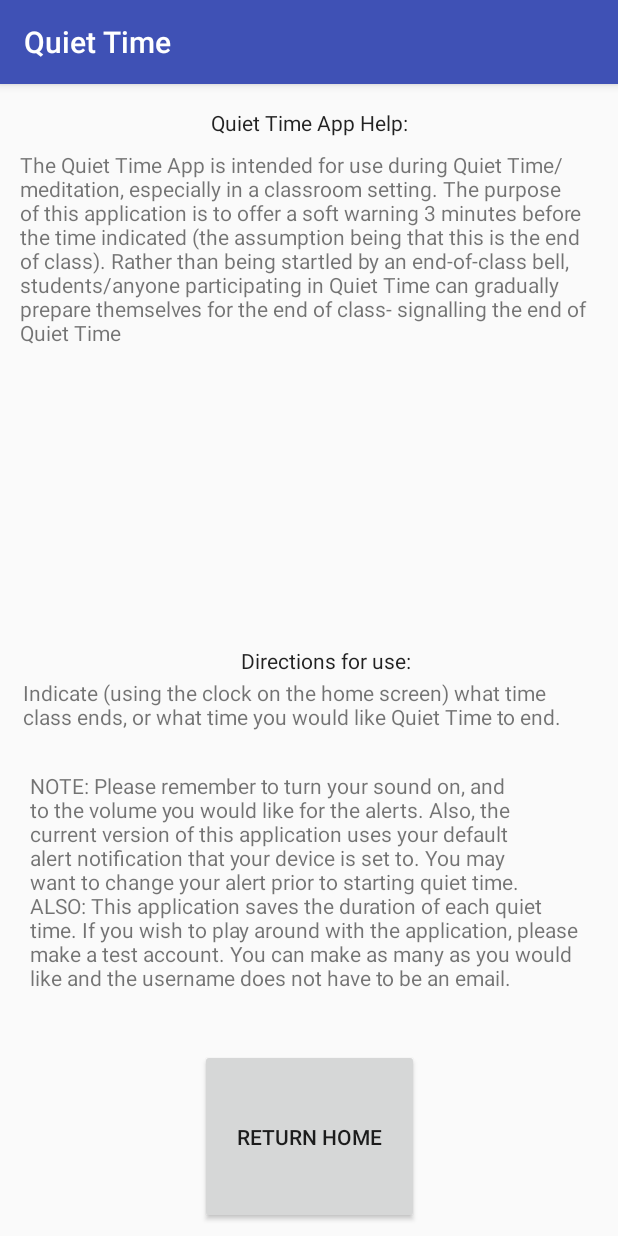
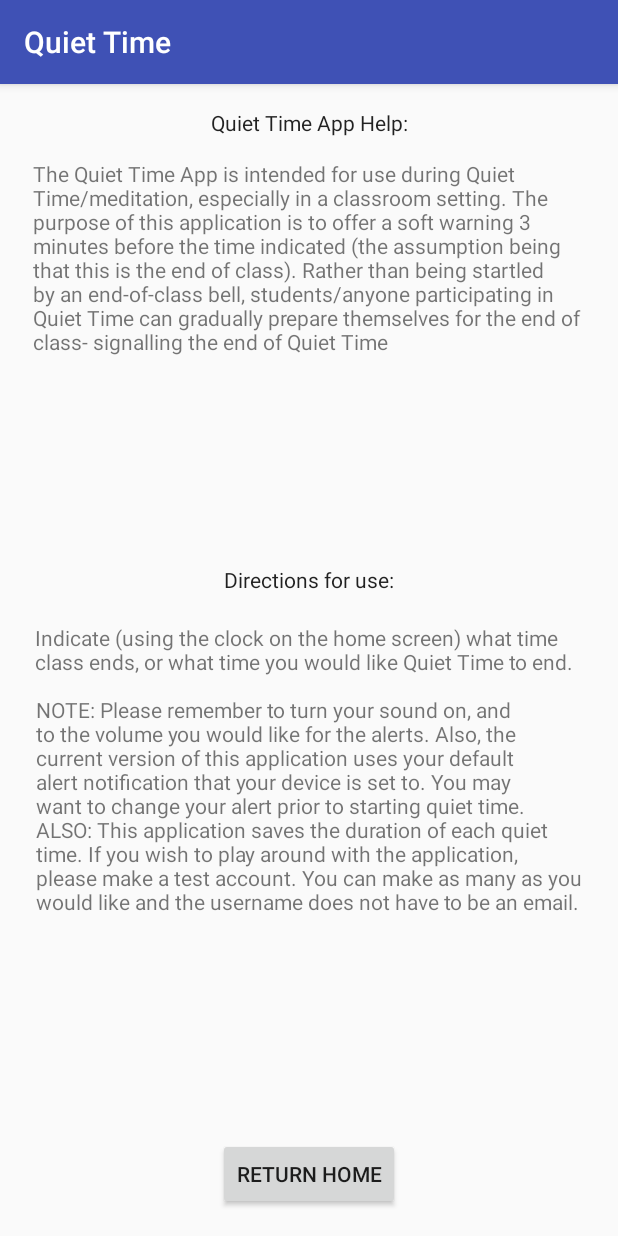
Before and after one commit to drseet/QTver1, an Android app: the Help screen opened directly, with no data from a screen before it, on a phone screen of 412 x 824 dp. Run offline under Robolectric (Android 15) with nearby library versions, the phone set to English and light mode, and no system bars.

Commit message:
modifications to admin screen for readability

```diff
--- a/app/src/main/AndroidManifest.xml
+++ b/app/src/main/AndroidManifest.xml
@@ -7,9 +7,11 @@
         android:icon="@mipmap/ic_launcher"
         android:label="@string/app_name"
         android:roundIcon="@mipmap/ic_launcher_round"
+        android:supportsRtl="true"
+        android:theme="@style/AppTheme"
         android:screenOrientation="portrait"
-        android:supportsRtl="true"
-        android:theme="@style/AppTheme">
+        android:configChanges="keyboardHidden|orientation|screenSize">
+
         <activity android:name=".Login">
             <intent-filter>
                 <action android:name="android.intent.action.MAIN" />
--- a/app/src/main/res/layout/activity_help.xml
+++ b/app/src/main/res/layout/activity_help.xml
@@ -5,7 +5,7 @@
     android:layout_width="match_parent"
     android:layout_height="match_parent"
     tools:context="com.example.root.qtv1.Help"
-    tools:layout_editor_absoluteY="73dp"
+    tools:layout_editor_absoluteY="81dp"
     tools:layout_editor_absoluteX="0dp">
 
     <TextView
@@ -23,80 +23,36 @@
         app:layout_constraintTop_toTopOf="parent" />
 
     <TextView
-        android:id="@+id/help1"
+        android:id="@+id/help2"
         android:layout_width="0dp"
         android:layout_height="0dp"
-        android:text="Indicate (using the clock on the home screen) what time class ends, or what time you would like Quiet Time to end."
+        android:layout_marginEnd="24dp"
+        android:layout_marginStart="24dp"
+        android:text="NOTE: Please remember to turn your sound on, and to the volume you would like for the alerts. Also, the current version of this application uses your default alert notification that your device is set to. You may want to change your alert prior to starting quiet time.                                                                ALSO: This application saves the duration of each quiet time. If you wish to play around with the application, please make a test account. You can make as many as you would like and the username does not have to be an email."
         tools:layout_constraintTop_creator="1"
         tools:layout_constraintRight_creator="1"
         tools:layout_constraintBottom_creator="1"
-        app:layout_constraintBottom_toTopOf="@+id/help2"
+        app:layout_constraintBottom_toTopOf="@+id/abort"
         app:layout_constraintRight_toRightOf="parent"
-        android:layout_marginTop="2dp"
+        android:layout_marginTop="48dp"
         tools:layout_constraintLeft_creator="1"
+        android:layout_marginBottom="46dp"
         app:layout_constraintLeft_toLeftOf="parent"
-        app:layout_constraintVertical_bias="0.0"
-        android:layout_marginStart="15dp"
-        android:layout_marginEnd="15dp"
-        app:layout_constraintTop_toBottomOf="@+id/directions"
-        android:layout_marginBottom="9dp" />
-
-    <TextView
-        android:id="@+id/help2"
-        android:layout_width="0dp"
-        android:layout_height="163dp"
-        android:layout_marginBottom="51dp"
-        android:layout_marginEnd="20dp"
-        android:layout_marginStart="20dp"
-        android:layout_marginTop="51dp"
-        android:text="NOTE: Please remember to turn your sound on, and to the volume you would like for the alerts. Also, the current version of this application uses your default alert notification that your device is set to. You may want to change your alert prior to starting quiet time.                                                     ALSO: This application saves the duration of each quiet time. If you wish to play around with the application, please make a test account. You can make as many as you would like and the username does not have to be an email."
-        app:layout_constraintBottom_toBottomOf="parent"
-        app:layout_constraintLeft_toLeftOf="parent"
-        app:layout_constraintRight_toRightOf="parent"
-        app:layout_constraintTop_toTopOf="@+id/directions"
-        app:layout_constraintVertical_bias="0.25"
-        tools:layout_constraintBottom_creator="1"
-        tools:layout_constraintLeft_creator="1"
-        tools:layout_constraintRight_creator="1"
-        tools:layout_constraintTop_creator="1"
-        app:layout_constraintHorizontal_bias="0.513" />
-
-    <TextView
-        android:id="@+id/app_desc"
-        android:layout_width="0dp"
-        android:layout_height="0dp"
-        android:text="The Quiet Time App is intended for use during Quiet Time/meditation, especially in a classroom setting. The purpose of this application is to offer a soft warning 3 minutes before the time indicated (the assumption being that this is the end of class). Rather than being startled by an end-of-class bell, students/anyone participating in Quiet Time can gradually prepare themselves for the end of class- signalling the end of Quiet Time"
-        tools:layout_constraintTop_creator="1"
-        tools:layout_constraintRight_creator="1"
-        tools:layout_constraintBottom_creator="1"
-        app:layout_constraintBottom_toBottomOf="@+id/directions"
-        app:layout_constraintRight_toRightOf="parent"
-        android:layout_marginTop="28dp"
-        tools:layout_constraintLeft_creator="1"
-        android:layout_marginBottom="35dp"
-        app:layout_constraintLeft_toLeftOf="parent"
-        app:layout_constraintVertical_bias="0.0"
-        android:layout_marginStart="13dp"
-        android:layout_marginEnd="13dp"
-        app:layout_constraintTop_toTopOf="@+id/help_title" />
+        app:layout_constraintTop_toTopOf="@+id/help1" />
 
     <Button
         android:id="@+id/abort"
-        android:layout_width="146dp"
-        android:layout_height="0dp"
+        android:layout_width="wrap_content"
+        android:layout_height="wrap_content"
         android:onClick="onHomeTap"
         android:text="return home"
-        tools:layout_constraintTop_creator="1"
         tools:layout_constraintRight_creator="1"
         tools:layout_constraintBottom_creator="1"
         app:layout_constraintBottom_toBottomOf="parent"
         app:layout_constraintRight_toRightOf="parent"
-        app:layout_constraintTop_toBottomOf="@+id/help2"
         tools:layout_constraintLeft_creator="1"
-        app:layout_constraintLeft_toLeftOf="parent"
-        app:layout_constraintVertical_bias="0.759"
-        android:layout_marginTop="22dp"
-        android:layout_marginBottom="8dp" />
+        android:layout_marginBottom="17dp"
+        app:layout_constraintLeft_toLeftOf="parent" />
 
     <TextView
         android:id="@+id/directions"
@@ -104,12 +60,46 @@
         android:layout_height="wrap_content"
         android:text="Directions for use:"
         android:textAppearance="@style/TextAppearance.AppCompat.Body1"
+        tools:layout_constraintRight_creator="1"
+        tools:layout_constraintBottom_creator="1"
+        app:layout_constraintBottom_toTopOf="@+id/help1"
+        app:layout_constraintRight_toRightOf="parent"
+        tools:layout_constraintLeft_creator="1"
+        android:layout_marginBottom="19dp"
+        app:layout_constraintLeft_toLeftOf="parent" />
+
+    <TextView
+        android:id="@+id/help1"
+        android:layout_width="0dp"
+        android:layout_height="50dp"
+        android:text="Indicate (using the clock on the home screen) what time class ends, or what time you would like Quiet Time to end."
+        android:layout_marginStart="23dp"
+        android:layout_marginEnd="23dp"
         tools:layout_constraintTop_creator="1"
         tools:layout_constraintRight_creator="1"
         tools:layout_constraintBottom_creator="1"
         app:layout_constraintBottom_toBottomOf="parent"
-        android:layout_marginEnd="5dp"
-        app:layout_constraintRight_toRightOf="@+id/abort"
+        app:layout_constraintRight_toRightOf="parent"
+        tools:layout_constraintLeft_creator="1"
+        app:layout_constraintLeft_toLeftOf="parent"
         app:layout_constraintTop_toTopOf="parent" />
 
+    <TextView
+        android:id="@+id/app_desc"
+        android:layout_width="0dp"
+        android:layout_height="0dp"
+        android:layout_marginEnd="22dp"
+        android:layout_marginStart="22dp"
+        android:text="The Quiet Time App is intended for use during Quiet Time/meditation, especially in a classroom setting. The purpose of this application is to offer a soft warning 3 minutes before the time indicated (the assumption being that this is the end of class). Rather than being startled by an end-of-class bell, students/anyone participating in Quiet Time can gradually prepare themselves for the end of class- signalling the end of Quiet Time"
+        tools:layout_constraintTop_creator="1"
+        tools:layout_constraintRight_creator="1"
+        tools:layout_constraintBottom_creator="1"
+        app:layout_constraintBottom_toTopOf="@+id/directions"
+        app:layout_constraintRight_toRightOf="parent"
+        android:layout_marginTop="34dp"
+        tools:layout_constraintLeft_creator="1"
+        android:layout_marginBottom="36dp"
+        app:layout_constraintLeft_toLeftOf="parent"
+        app:layout_constraintTop_toTopOf="@+id/help_title" />
+
 </android.support.constraint.ConstraintLayout>
```
